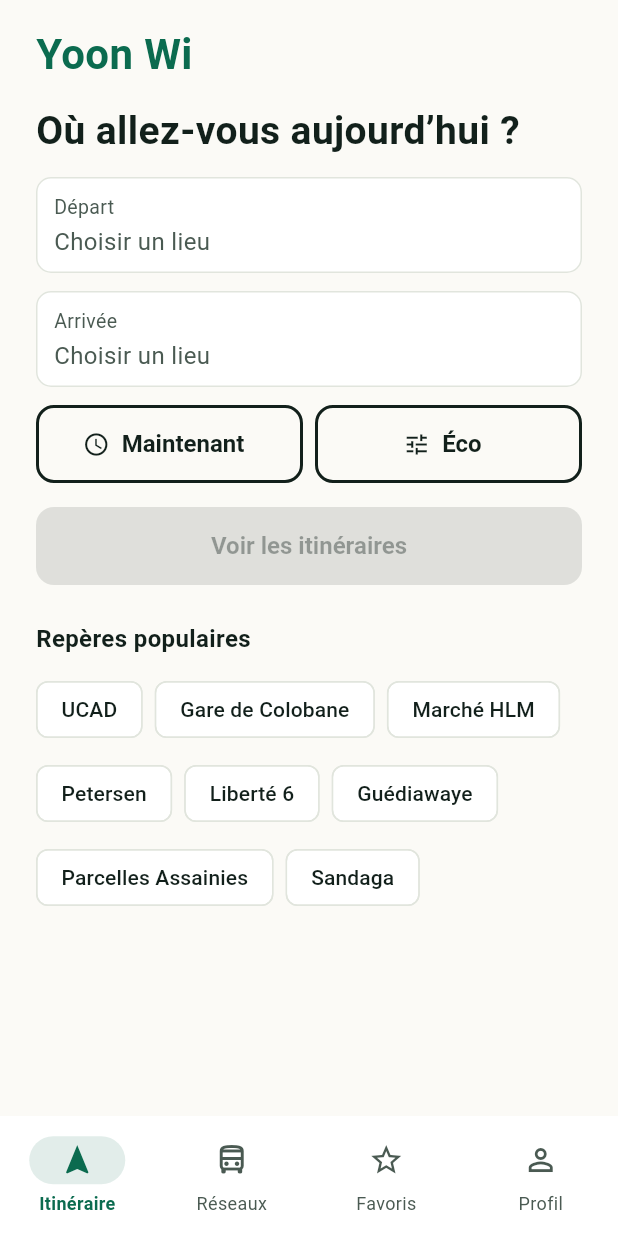
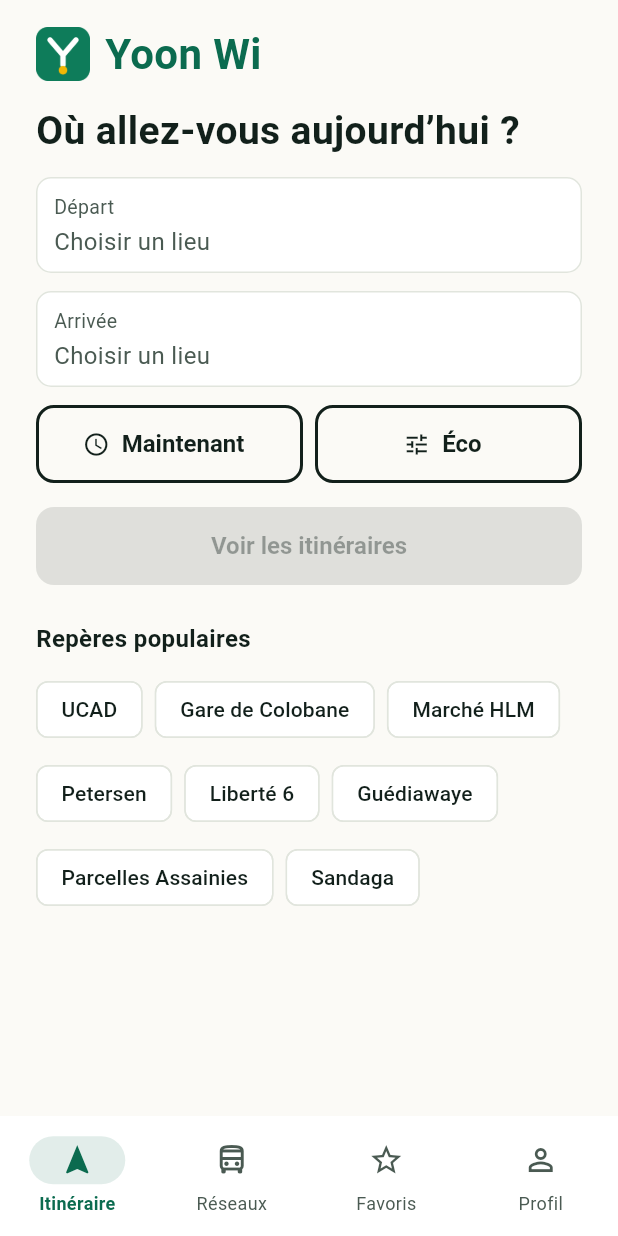
Before and after one commit to ibrahimaNdir/yoon_wi, a Flutter app: the SearchPage screen opened by its route, on a phone screen of 412 x 824 dp. Run offline on Flutter 3.47's test engine with Material 3 defaults, Android fonts, the light colour scheme and no system bars; our stand-ins replace dartz, equatable, flutter_bloc, get_it, go_router, permission_handler and 2 more; accounts and stored records are empty.

Commit message:
ajout des logo

```diff
--- a/lib/features/search/presentation/pages/search_page.dart
+++ b/lib/features/search/presentation/pages/search_page.dart
@@ -33,6 +33,19 @@ class SearchPage extends StatelessWidget {
               return ListView(
                 padding: const EdgeInsets.fromLTRB(24, 16, 24, 24),
                 children: [
+                  Row(
+                    children: [
+                      Semantics(
+                        label: 'Logo Yoon Wi',
+                        child: Image.asset(
+                          'assets/icons/logo.png',
+                          width: 36,
+                          height: 36,
+                          errorBuilder: (context, error, stackTrace) =>
+                          const SizedBox(width: 36, height: 36),
+                        ),
+                      ),
+                      const SizedBox(width: 10),
                       const Text(
                         'Yoon Wi',
                         style: TextStyle(
@@ -40,6 +53,8 @@ class SearchPage extends StatelessWidget {
                           fontWeight: FontWeight.w700,
                           color: AppColors.primary,
                         ),
+                      ),
+                    ],
                   ),
                   const SizedBox(height: 16),
                   Semantics(
```
Also changed, not shown: pubspec.yaml (+14 -69 lines), assets/icons/app_icon.png (added), assets/icons/app_icon_foreground.png (added), assets/icons/app_icon_monochrome.png (added), assets/icons/logo.png (added), pubspec.lock, 17 other files. Lines whose indentation alone changed are shown as unchanged.
